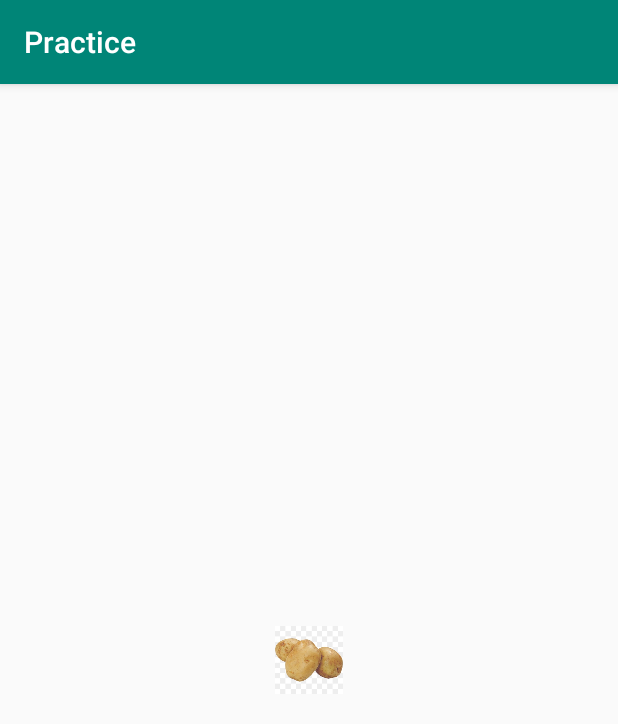
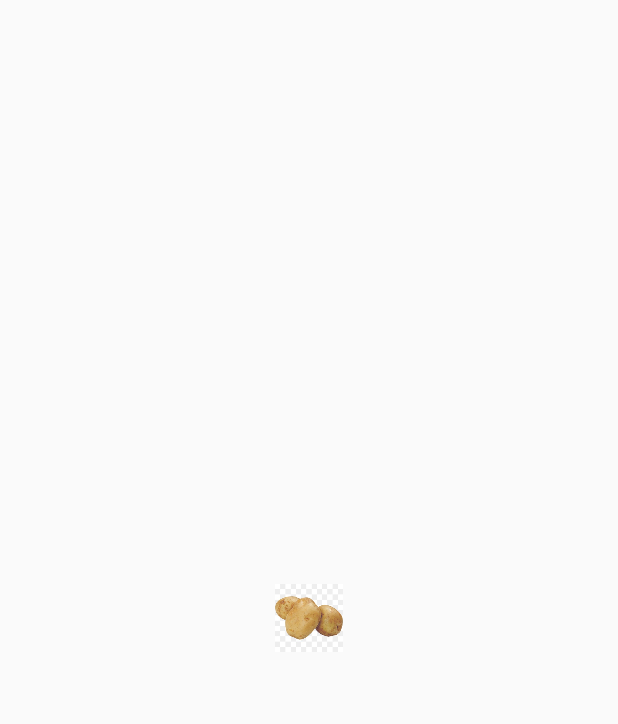
Before and after one commit to NeelParekhNP/MainMenuMap, an Android app: the screen it shows after launch (MainActivity), on a phone screen of 412 x 824 dp. Shown: the top 724 px of the screen. Run offline under Robolectric (Android 15) with nearby library versions, the phone set to English and light mode, and no system bars.

Commit message:
Hid the action bar and status bar so the app is fullscreen. This stops the image clipping out of view at the bottom.

```diff
--- a/app/src/main/java/com/example/practice/MainActivity.java
+++ b/app/src/main/java/com/example/practice/MainActivity.java
@@ -20,6 +20,13 @@ public class MainActivity extends AppCompatActivity {
     @Override
     protected void onCreate(Bundle savedInstanceState) {
         super.onCreate(savedInstanceState);
+
+        //Hide status bar (that shows time, battery etc)
+        View decorView = getWindow().getDecorView();
+        int uiOptions = View.SYSTEM_UI_FLAG_FULLSCREEN;
+        decorView.setSystemUiVisibility(uiOptions);
+
+
         setContentView(R.layout.activity_main);
 
         final ImageView image = (ImageView) findViewById(R.id.imageView);
--- a/app/src/main/res/values/styles.xml
+++ b/app/src/main/res/values/styles.xml
@@ -1,7 +1,7 @@
 <resources>
 
     <!-- Base application theme. -->
-    <style name="AppTheme" parent="Theme.AppCompat.Light.DarkActionBar">
+    <style name="AppTheme" parent="Theme.AppCompat.Light.NoActionBar">
         <!-- Customize your theme here. -->
         <item name="colorPrimary">@color/colorPrimary</item>
         <item name="colorPrimaryDark">@color/colorPrimaryDark</item>
```
